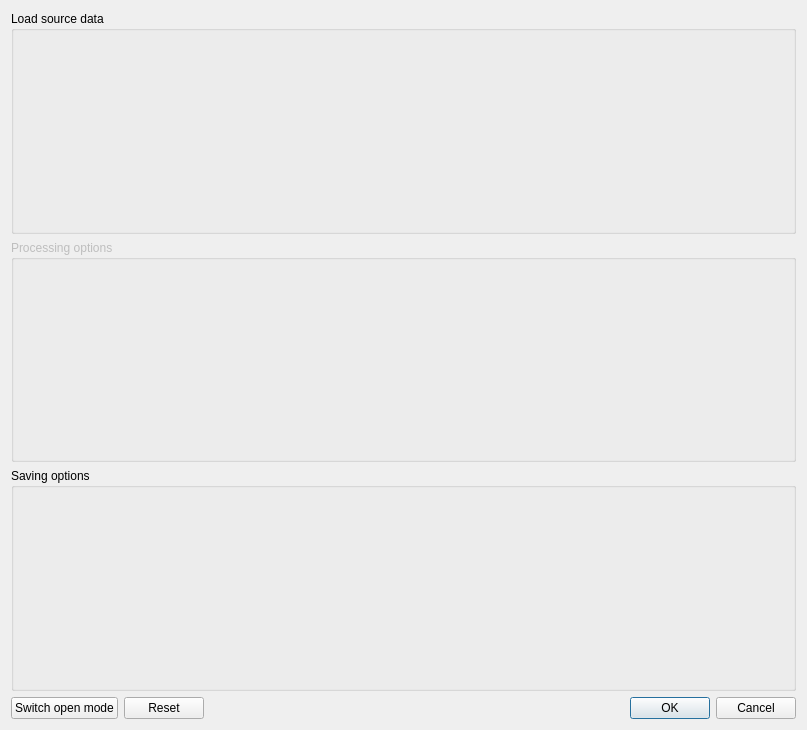
Qt form src/toolBase/tooldialog.ui (shine5402/KiraOtoToolbox) before a commit.
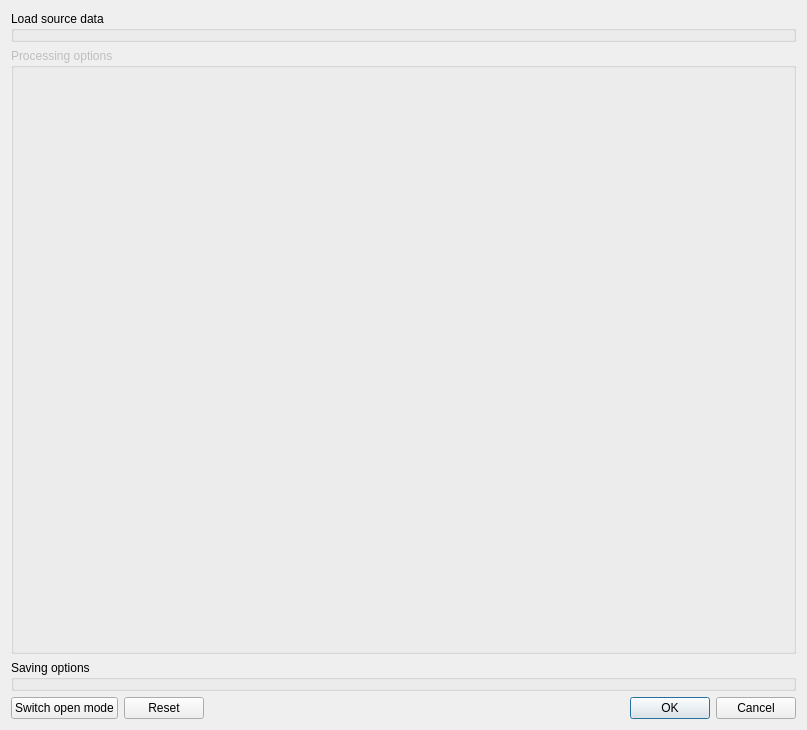
The same form after that commit. Custom widgets are drawn as their Qt base class.

Patch:
```diff
--- a/src/toolBase/tooldialog.ui
+++ b/src/toolBase/tooldialog.ui
@@ -10,7 +10,7 @@
     <height>730</height>
    </rect>
   </property>
-  <layout class="QVBoxLayout" name="rootLayout">
+  <layout class="QVBoxLayout" name="rootLayout" stretch="0,1,0,0">
    <item>
     <widget class="QGroupBox" name="groupBox_4">
      <property name="title">
```
